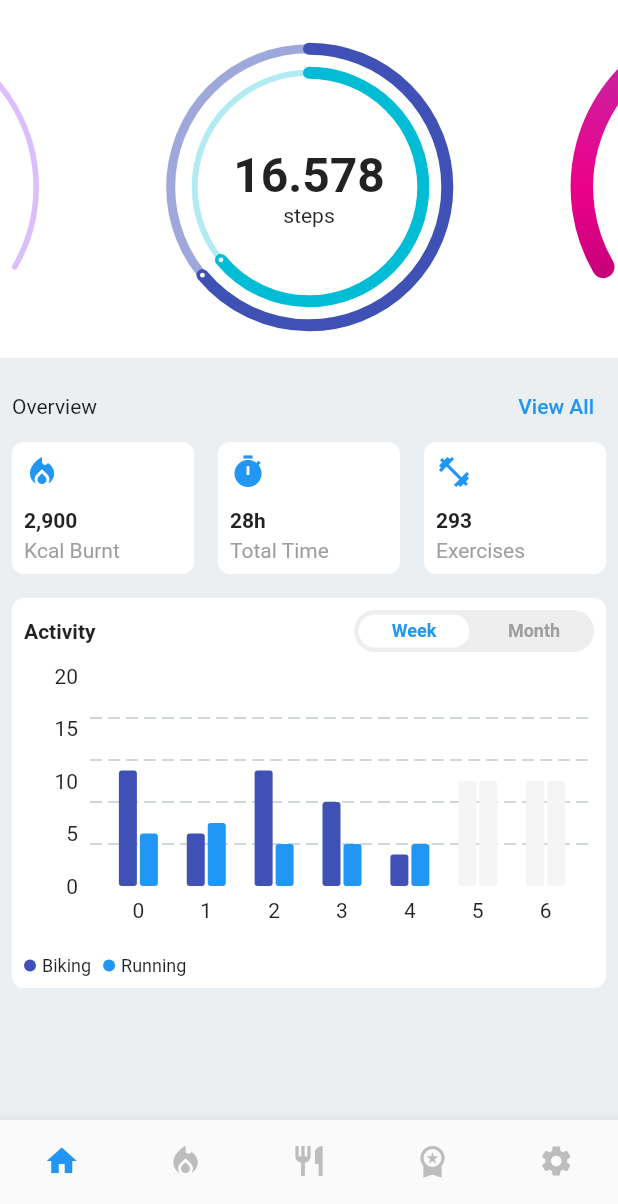
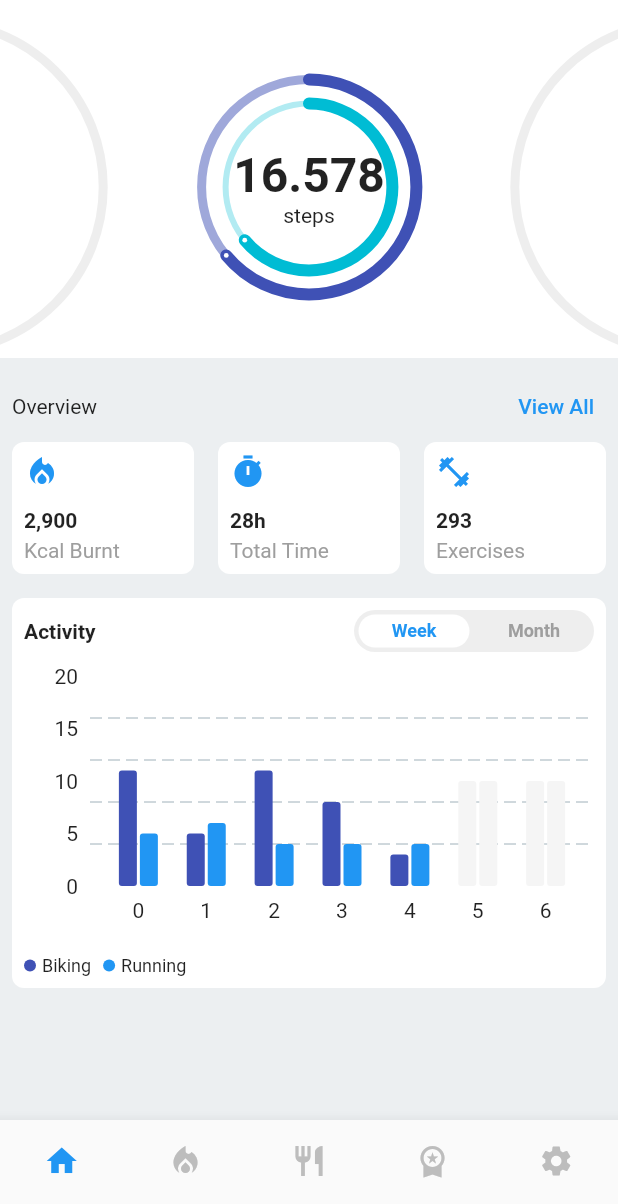
Before and after one commit to JAICHANGPARK/flutter_notebook_19th_story, a Flutter app: the FitnessMobileMainPage screen opened directly, on a phone screen of 412 x 824 dp, the part 32-1236 px from its top. Run offline on Flutter 3.47's test engine with Material 2 defaults, Android fonts, the phone set to English and light mode, and no system bars; drawn by our look-alikes of fl_chart, sleek_circular_slider; our stand-ins replace bubble_tab_indicator, cached_network_image, countup, flutter_riverpod, freezed_annotation, smooth_page_indicator and 1 more; network calls fail.

Commit message:
Update fitness_home_widget.dart

```diff
--- a/lib/ep1143_fitness_mobile_app/src/ui/widget/fitness_home_widget.dart
+++ b/lib/ep1143_fitness_mobile_app/src/ui/widget/fitness_home_widget.dart
@@ -10,7 +10,7 @@ class FitnessHomeWidget extends StatefulWidget {
 }
 
 class _FitnessHomeWidgetState extends State<FitnessHomeWidget> {
-  PageController _pageController = PageController(initialPage: 1, viewportFraction: 0.7);
+  PageController _pageController = PageController(initialPage: 1, viewportFraction: 0.6);
 
   @override
   Widget build(BuildContext context) {
@@ -37,7 +37,24 @@ class _FitnessHomeWidgetState extends State<FitnessHomeWidget> {
                 child: PageView(
                   controller: _pageController,
                   children: [
-                    SleekCircularSlider(),
+                    SleekCircularSlider(
+                      appearance: CircularSliderAppearance(
+                        angleRange: 360.0,
+                        startAngle: 270,
+                        customWidths: CustomSliderWidths(progressBarWidth: 8,
+                            trackWidth: 6),
+                        customColors: CustomSliderColors(
+                            progressBarColor: Colors.grey,
+                            trackColor: Colors.grey[200]
+                        ),
+                      ),
+                      innerWidget: (p) {
+                        return Container();
+                      },
+                      max: 100,
+                      min: 0,
+                      initialValue: 0,
+                    ),
                     SizedBox(
                       height: 240,
                       width: 240,
@@ -102,7 +119,24 @@ class _FitnessHomeWidgetState extends State<FitnessHomeWidget> {
                         ],
                       ),
                     ),
-                    SleekCircularSlider(),
+                    SleekCircularSlider(
+                      appearance: CircularSliderAppearance(
+                        angleRange: 360.0,
+                        startAngle: 270,
+                        customWidths: CustomSliderWidths(progressBarWidth: 8,
+                            trackWidth: 6),
+                        customColors: CustomSliderColors(
+                            progressBarColor: Colors.grey,
+                            trackColor: Colors.grey[200]
+                        ),
+                      ),
+                      innerWidget: (p) {
+                        return Container();
+                      },
+                      max: 100,
+                      min: 0,
+                      initialValue: 0,
+                    ),
                   ],
                 ),
               ),
```
